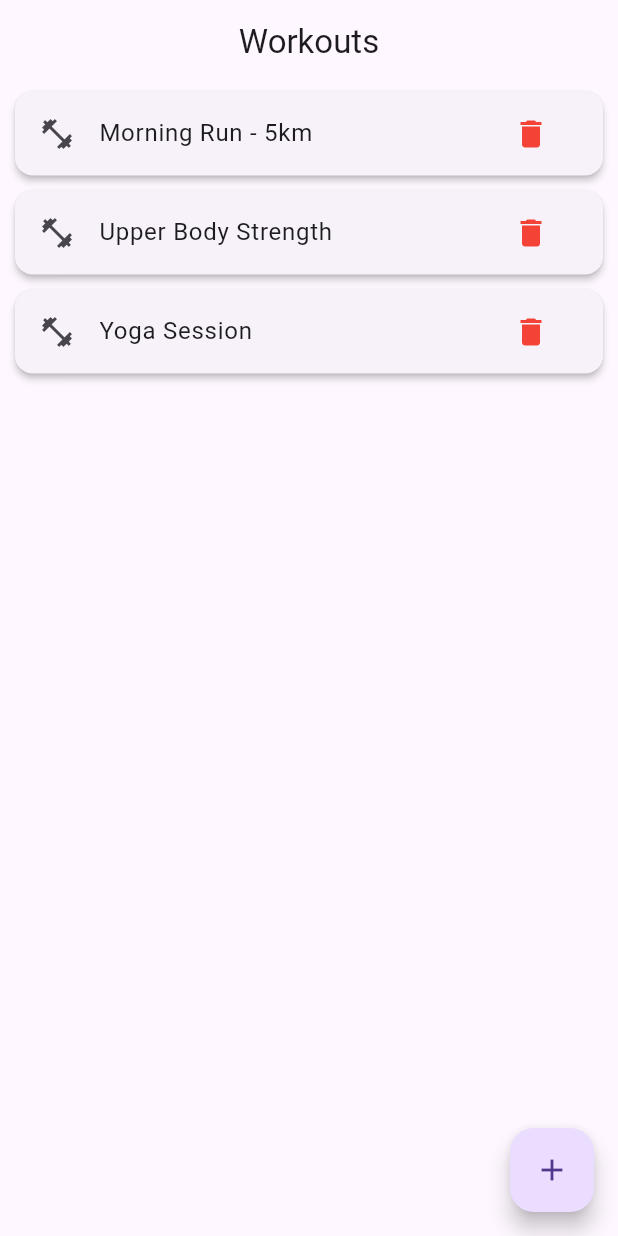
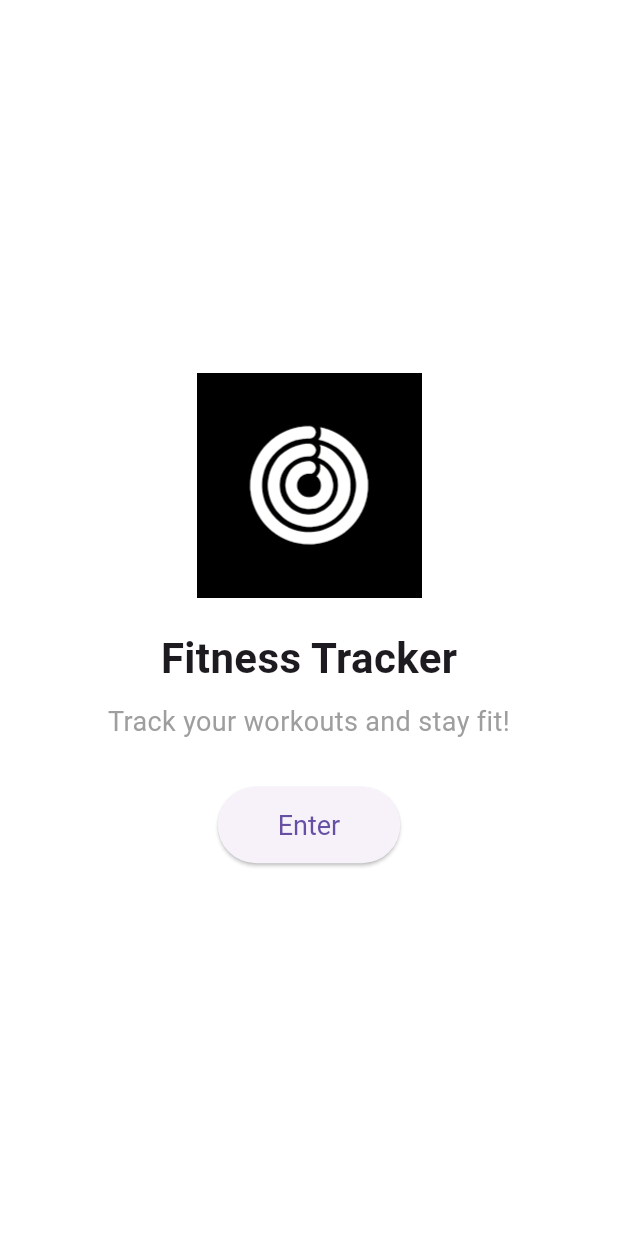
Before and after one commit to SamuelSam2005/CPDSamuelSammut2025HA, a Flutter app: the screen it shows after launch, on a phone screen of 412 x 824 dp. Run offline on Flutter 3.47's test engine with Material 3 defaults, Android fonts, the phone set to English and light mode, and no system bars; our stand-ins replace geolocator.

Commit message:
Implemented workout editing, fixed GPS functionality, and improved UI

```diff
--- a/lib/main.dart
+++ b/lib/main.dart
@@ -1,23 +1,67 @@
 import 'package:flutter/material.dart';
-import 'package:fitness_tracker/screens/main_page.dart';
+import 'package:fitness_tracker/screens/main_page.dart'; // Import MainPage
 
 void main() {
-  runApp(const MyApp());
+  runApp(const FitnessTrackerApp());
 }
 
-class MyApp extends StatelessWidget {
-  const MyApp({super.key});
+class FitnessTrackerApp extends StatelessWidget {
+  const FitnessTrackerApp({super.key});
 
   @override
   Widget build(BuildContext context) {
     return MaterialApp(
+      debugShowCheckedModeBanner: false,
       title: 'Fitness Tracker',
       theme: ThemeData(
-        primarySwatch: Colors.purple,
-        visualDensity: VisualDensity.adaptivePlatformDensity,
+        primarySwatch: Colors.blue,
       ),
-      debugShowCheckedModeBanner: false,
-      home: const MainPage(),
+      initialRoute: '/',  // Ensure this starts from the splash screen
+      routes: {
+        '/': (context) => const HomePage(), // Splash screen with logo & enter button
+        '/main': (context) => const MainPage(), // Main workout screen
+      },
     );
   }
 }
+
+class HomePage extends StatelessWidget {
+  const HomePage({super.key});
+
+  @override
+  Widget build(BuildContext context) {
+    return Scaffold(
+      backgroundColor: Colors.white,
+      body: Center(
+        child: Column(
+          mainAxisAlignment: MainAxisAlignment.center,
+          children: [
+            Image.asset('assets/images/fitness_logo.png', width: 150), // App Logo
+            const SizedBox(height: 20),
+            const Text(
+              'Fitness Tracker',
+              style: TextStyle(fontSize: 28, fontWeight: FontWeight.bold),
+            ),
+            const SizedBox(height: 10),
+            const Text(
+              'Track your workouts and stay fit!',
+              style: TextStyle(fontSize: 18, color: Colors.grey),
+              textAlign: TextAlign.center,
+            ),
+            const SizedBox(height: 30),
+            ElevatedButton(
+              onPressed: () {
+                Navigator.pushNamed(context, '/main'); // Navigate to MainPage
+              },
+              style: ElevatedButton.styleFrom(
+                padding: const EdgeInsets.symmetric(horizontal: 40, vertical: 15),
+                textStyle: const TextStyle(fontSize: 18),
+              ),
+              child: const Text('Enter'),
+            ),
+          ],
+        ),
+      ),
+    );
+  }
+}
```
Also changed, not shown: lib/screens/add_workout_page.dart (+55 -54 lines), lib/screens/edit_workout_page.dart (added, +66 -0 lines), lib/screens/main_page.dart (+91 -37 lines).
